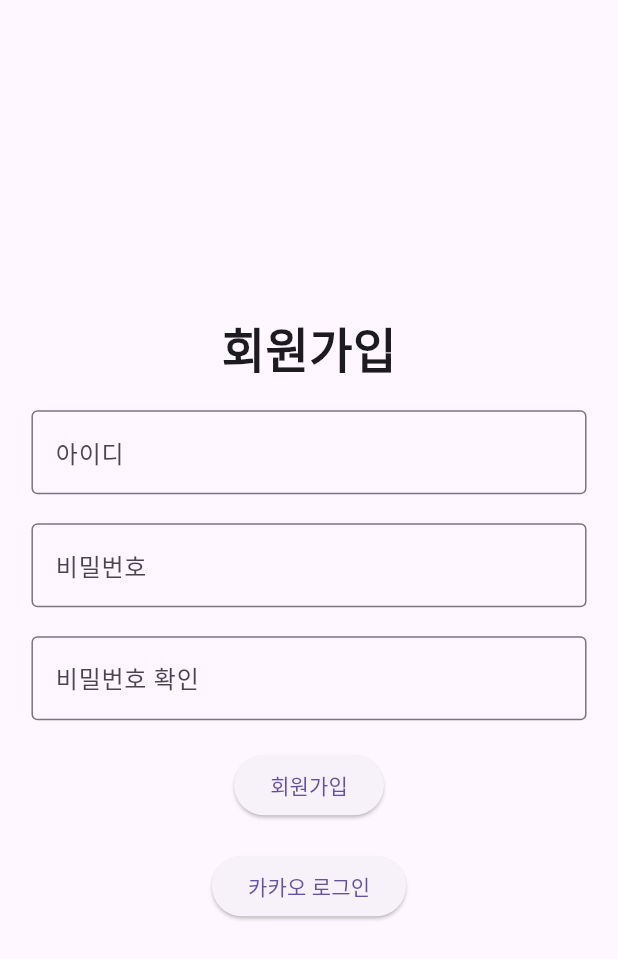
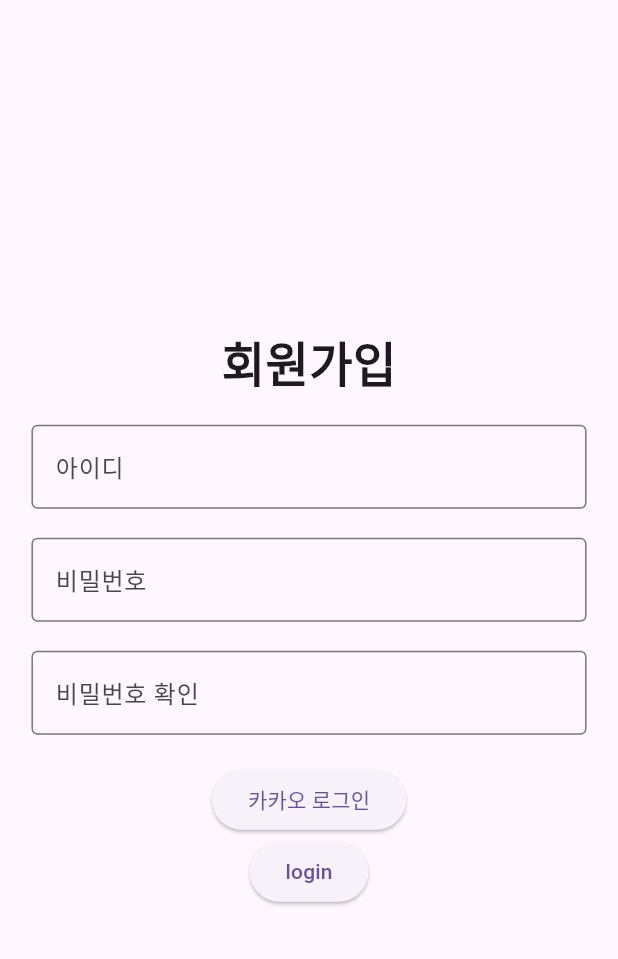
Before and after one commit to skku-comit/Flutter-CoMit-Study-Scheduler-App, a Flutter app: the screen it shows after launch, after a tap on "카카오 로그인", on a phone screen of 412 x 824 dp. Shown: the top 959 px of the screen. Run offline on Flutter 3.47's test engine with Material 3 defaults, Android fonts, the phone set to English and light mode, and no system bars; drawn by our look-alikes of flutter_platform_widgets; our stand-ins replace flutter_screenutil, table_calendar; missing offline and left inert: kakao_flutter_sdk_user.

Commit message:
:sparkles: Add platform-specific code for app
:ios, Android

```diff
--- a/lib/main.dart
+++ b/lib/main.dart
@@ -2,13 +2,17 @@ import 'package:flutter/material.dart';
 import 'package:flutter_comit_study_scheduler_app/view/home_page.dart';
 import 'package:flutter_comit_study_scheduler_app/view/login_page.dart';
 import 'package:flutter_comit_study_scheduler_app/view/register_page.dart';
+import 'package:flutter_platform_widgets/flutter_platform_widgets.dart';
 import 'package:flutter_screenutil/flutter_screenutil.dart';
 import 'package:kakao_flutter_sdk_user/kakao_flutter_sdk_user.dart';
 
 void main() {
   WidgetsFlutterBinding.ensureInitialized();
   KakaoSdk.init(nativeAppKey: 'f2ad9647c357bde4bf6e159a4f10ec61');
-  runApp(MyApp());
+  // runApp(MyApp());
+  runApp(PlatformApp(
+    home: MyApp(),
+  ));
 }
 
 class MyApp extends StatelessWidget {
--- a/lib/view/register_page.dart
+++ b/lib/view/register_page.dart
@@ -1,4 +1,7 @@
+import 'package:flutter/cupertino.dart';
 import 'package:flutter/material.dart';
+import 'package:flutter/services.dart';
+import 'package:flutter_platform_widgets/flutter_platform_widgets.dart';
 import 'package:flutter_screenutil/flutter_screenutil.dart';
 import 'package:kakao_flutter_sdk_user/kakao_flutter_sdk_user.dart';
 
@@ -45,11 +48,6 @@ class RegisterPage extends StatelessWidget {
             ),
             SizedBox(height: 20.h),
             ElevatedButton(
-              onPressed: () {},
-              child: Text('회원가입'),
-            ),
-            SizedBox(height: 20.h),
-            ElevatedButton(
               onPressed: () async {
                 if (await isKakaoTalkInstalled()) {
                   try {
@@ -57,8 +55,13 @@ class RegisterPage extends StatelessWidget {
                   } catch (error) {
                     print(error);
 
+                    if (error is PlatformException &&
+                        error.code == 'CANCELED') {
+                      return;
+                    }
                     try {
                       await UserApi.instance.loginWithKakaoAccount();
+                      print('카카오계정으로 로그인 성공!');
                     } catch (error) {
                       print(error);
                     }
@@ -66,12 +69,17 @@ class RegisterPage extends StatelessWidget {
                 } else {
                   try {
                     await UserApi.instance.loginWithKakaoAccount();
+                    print('카카오계정으로 로그인 성공!');
                   } catch (error) {
-                    print(error);
+                    print('카카오계정으로 로그인 실패 $error');
                   }
                 }
               },
               child: Text('카카오 로그인'),
+            ),
+            PlatformElevatedButton(
+              child: Text('login'),
+              onPressed: () {},
             ),
           ],
         ),
```
